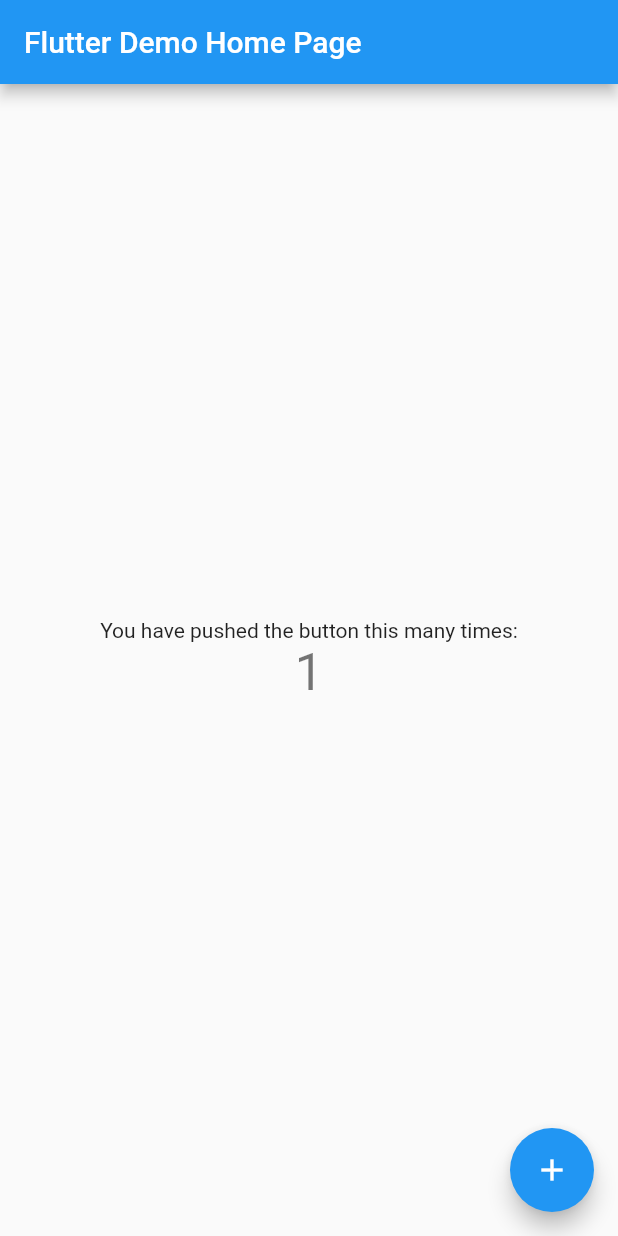
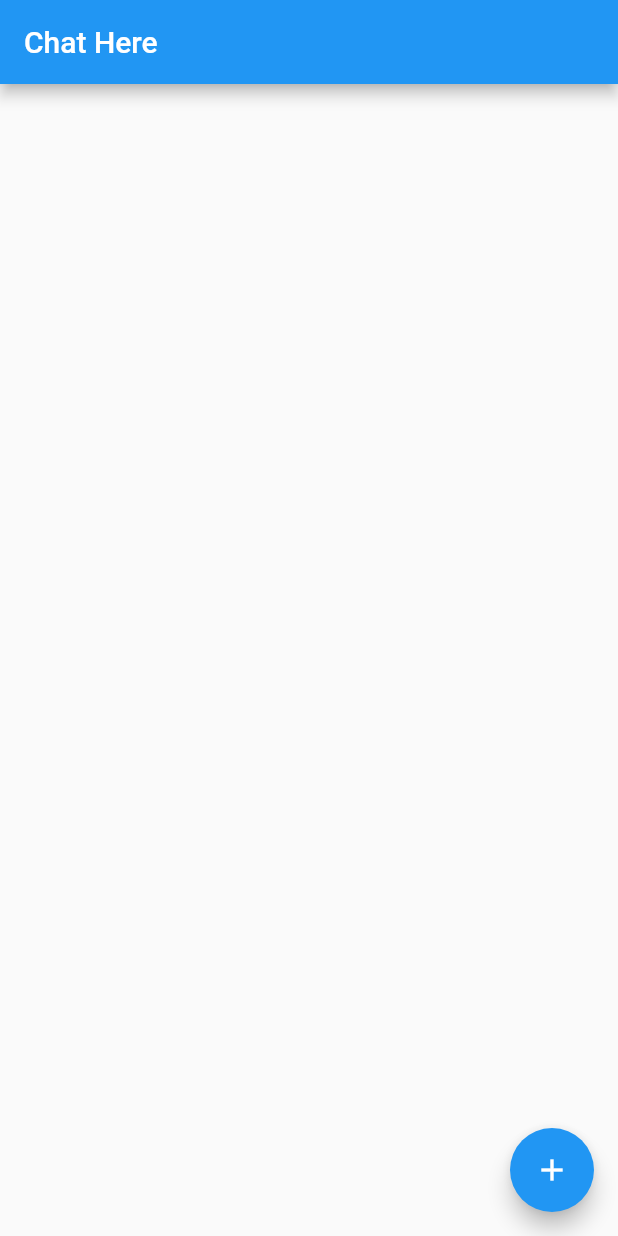
Before and after one commit to surya0180/Flutter-Firebase-Chat-App, a Flutter app: the screen it shows after launch, after a tap on the "add" icon, on a phone screen of 412 x 824 dp. Run offline on Flutter 3.47's test engine with Material 2 defaults, Android fonts, the phone set to English and light mode, and no system bars; our stand-ins replace cloud_firestore, firebase_core; accounts and stored records are empty.

```diff
--- a/lib/main.dart
+++ b/lib/main.dart
@@ -1,111 +1,22 @@
 import 'package:flutter/material.dart';
+import 'package:flutter_complete_guide/screens/chat_screen.dart';
+import 'package:firebase_core/firebase_core.dart';
 
-void main() => runApp(MyApp());
+void main() async {
+  WidgetsFlutterBinding.ensureInitialized();
+  await Firebase.initializeApp();
+  runApp(MyApp());
+}
 
 class MyApp extends StatelessWidget {
-  // This widget is the root of your application.
   @override
   Widget build(BuildContext context) {
     return MaterialApp(
-      title: 'Flutter Demo',
+      title: 'Chat here',
       theme: ThemeData(
-        // This is the theme of your application.
-        //
-        // Try running your application with "flutter run". You'll see the
-        // application has a blue toolbar. Then, without quitting the app, try
-        // changing the primarySwatch below to Colors.green and then invoke
-        // "hot reload" (press "r" in the console where you ran "flutter run",
-        // or simply save your changes to "hot reload" in a Flutter IDE).
-        // Notice that the counter didn't reset back to zero; the application
-        // is not restarted.
         primarySwatch: Colors.blue,
       ),
-      home: MyHomePage(title: 'Flutter Demo Home Page'),
+      home: ChatScreen(),
     );
   }
 }
-
-class MyHomePage extends StatefulWidget {
-  MyHomePage({Key key, this.title}) : super(key: key);
-
-  // This widget is the home page of your application. It is stateful, meaning
-  // that it has a State object (defined below) that contains fields that affect
-  // how it looks.
-
-  // This class is the configuration for the state. It holds the values (in this
-  // case the title) provided by the parent (in this case the App widget) and
-  // used by the build method of the State. Fields in a Widget subclass are
-  // always marked "final".
-
-  final String title;
-
-  @override
-  _MyHomePageState createState() => _MyHomePageState();
-}
-
-class _MyHomePageState extends State<MyHomePage> {
-  int _counter = 0;
-
-  void _incrementCounter() {
-    setState(() {
-      // This call to setState tells the Flutter framework that something has
-      // changed in this State, which causes it to rerun the build method below
-      // so that the display can reflect the updated values. If we changed
-      // _counter without calling setState(), then the build method would not be
-      // called again, and so nothing would appear to happen.
-      _counter++;
-    });
-  }
-
-  @override
-  Widget build(BuildContext context) {
-    // This method is rerun every time setState is called, for instance as done
-    // by the _incrementCounter method above.
-    //
-    // The Flutter framework has been optimized to make rerunning build methods
-    // fast, so that you can just rebuild anything that needs updating rather
-    // than having to individually change instances of widgets.
-    return Scaffold(
-      appBar: AppBar(
-        // Here we take the value from the MyHomePage object that was created by
-        // the App.build method, and use it to set our appbar title.
-        title: Text(widget.title),
-      ),
-      body: Center(
-        // Center is a layout widget. It takes a single child and positions it
-        // in the middle of the parent.
-        child: Column(
-          // Column is also a layout widget. It takes a list of children and
-          // arranges them vertically. By default, it sizes itself to fit its
-          // children horizontally, and tries to be as tall as its parent.
-          //
-          // Invoke "debug painting" (press "p" in the console, choose the
-          // "Toggle Debug Paint" action from the Flutter Inspector in Android
-          // Studio, or the "Toggle Debug Paint" command in Visual Studio Code)
-          // to see the wireframe for each widget.
-          //
-          // Column has various properties to control how it sizes itself and
-          // how it positions its children. Here we use mainAxisAlignment to
-          // center the children vertically; the main axis here is the vertical
-          // axis because Columns are vertical (the cross axis would be
-          // horizontal).
-          mainAxisAlignment: MainAxisAlignment.center,
-          children: <Widget>[
-            Text(
-              'You have pushed the button this many times:',
-            ),
-            Text(
-              '$_counter',
-              style: Theme.of(context).textTheme.display1,
-            ),
-          ],
-        ),
-      ),
-      floatingActionButton: FloatingActionButton(
-        onPressed: _incrementCounter,
-        tooltip: 'Increment',
-        child: Icon(Icons.add),
-      ), // This trailing comma makes auto-formatting nicer for build methods.
-    );
-  }
-}
--- /dev/null
+++ b/lib/screens/chat_screen.dart
@@ -0,0 +1,38 @@
+import 'package:flutter/material.dart';
+import 'package:cloud_firestore/cloud_firestore.dart';
+
+class ChatScreen extends StatelessWidget {
+  const ChatScreen({Key key}) : super(key: key);
+
+  @override
+  Widget build(BuildContext context) {
+    return Scaffold(
+      appBar: AppBar(
+        title: Text('Chat Here'),
+      ),
+      body: StreamBuilder(
+        builder: (ctx, streamSnapShot) {
+          if(streamSnapShot.connectionState == ConnectionState.waiting) {
+            return Center(
+              child: CircularProgressIndicator(),
+            );
+          }
+          return ListView.builder(
+            itemCount: streamSnapShot.data.docs.length,
+            itemBuilder: (ctx, idx) => Container(
+              padding: EdgeInsets.all(8),
+              child: Text('This Works'),
+            ),
+          );
+        },
+        stream: FirebaseFirestore.instance
+            .collection('Chat/zfT2ApG2Y5WBm3OftcXm/messages')
+            .snapshots(),
+      ),
+      floatingActionButton: FloatingActionButton(
+        child: Icon(Icons.add),
+        onPressed: () {},
+      ),
+    );
+  }
+}
--- a/pubspec.yaml
+++ b/pubspec.yaml
@@ -14,11 +14,13 @@ description: A new Flutter project.
 version: 1.0.0+1
 
 environment:
-  sdk: ">=2.1.0 <3.0.0"
+  sdk: ">=2.7.0 <3.0.0"
 
 dependencies:
   flutter:
     sdk: flutter
+  cloud_firestore: ^2.4.0
+  firebase_core: ^1.4.0
 
   # The following adds the Cupertino Icons font to your application.
   # Use with the CupertinoIcons class for iOS style icons.
```
Also changed, not shown: lib/screens/auth_screen.dart (added), pubspec.lock, 3 other files.
